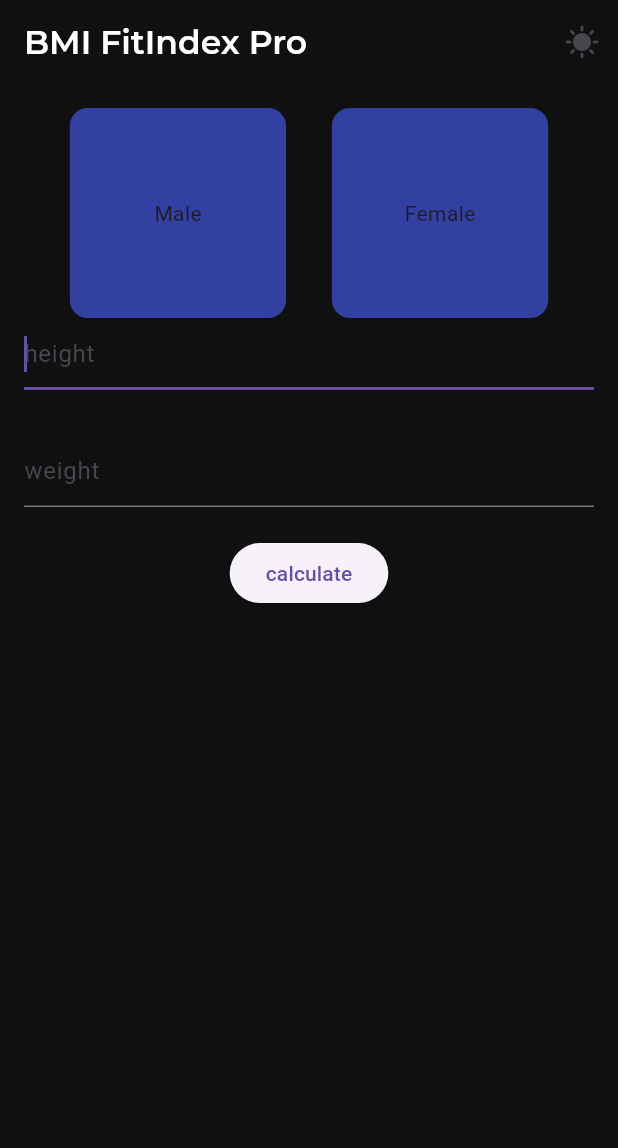
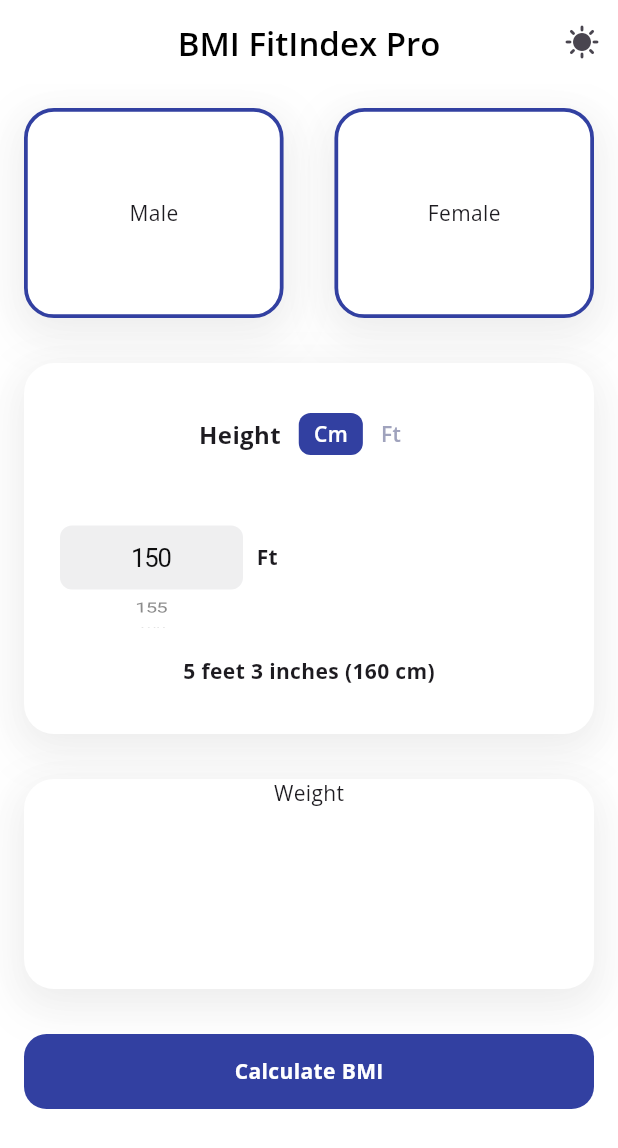
Before and after one commit to mayurkapilit23/bmi_provider, a Flutter app: the screen it shows after launch, on a phone screen of 412 x 824 dp. Shown: the top 1148 px of the screen. Run offline on Flutter 3.47's test engine with Material 3 defaults, Android fonts, the phone set to English and light mode, and no system bars; our stand-ins replace google_fonts.

Commit message:
update ui

```diff
--- /dev/null
+++ b/devtools_options.yaml
@@ -0,0 +1,3 @@
+description: This file stores settings for Dart & Flutter DevTools.
+documentation: https://docs.flutter.dev/tools/devtools/extensions#configure-extension-enablement-states
+extensions:
--- a/lib/main.dart
+++ b/lib/main.dart
@@ -1,6 +1,7 @@
 import 'package:bmi_provider/provider/bmi_provider.dart';
 import 'package:bmi_provider/screens/bmi_calculator_screen.dart';
 import 'package:flutter/material.dart';
+import 'package:google_fonts/google_fonts.dart';
 import 'package:provider/provider.dart';
 
 void main() {
@@ -19,6 +20,7 @@ class MyApp extends StatelessWidget {
         theme: ThemeData(
           primarySwatch: Colors.blue,
           visualDensity: VisualDensity.adaptivePlatformDensity,
+          textTheme: GoogleFonts.openSansTextTheme(),
         ),
         home: BMICalculatorScreen(),
       ),
--- a/lib/screens/bmi_calculator_screen.dart
+++ b/lib/screens/bmi_calculator_screen.dart
@@ -1,9 +1,11 @@
 import 'package:bmi_provider/provider/bmi_provider.dart';
 import 'package:bmi_provider/utils/app_colors.dart';
 import 'package:bmi_provider/utils/gender.dart';
+import 'package:bmi_provider/widgets/custom_button.dart';
 import 'package:bmi_provider/widgets/custom_gender_card.dart';
+import 'package:bmi_provider/widgets/custom_height_card.dart';
+import 'package:bmi_provider/widgets/custom_weight_card.dart';
 import 'package:flutter/material.dart';
-import 'package:google_fonts/google_fonts.dart';
 import 'package:provider/provider.dart';
 
 class BMICalculatorScreen extends StatelessWidget {
@@ -20,27 +22,28 @@ class BMICalculatorScreen extends StatelessWidget {
     // final bmiProvider = context.watch<BMIModel>();
 
     return Scaffold(
-      backgroundColor: AppColors.primaryColor,
+      backgroundColor: AppColors.primaryColor2,
       appBar: AppBar(
+        centerTitle: true,
         title: Text(
           "BMI FitIndex Pro",
-          style: GoogleFonts.montserrat(
-            color: Colors.white,
-            fontWeight: FontWeight.w600,
+          style: TextStyle(color: Colors.black, fontWeight: FontWeight.w600),
         ),
-        ),
-        backgroundColor: AppColors.primaryColor,
+        backgroundColor: AppColors.primaryColor2,
 
         elevation: 0.0,
         actions: [IconButton(onPressed: () {}, icon: Icon(Icons.sunny))],
       ),
-      body: Padding(
+      body: SafeArea(
+        child: SingleChildScrollView(
+          child: Padding(
             padding: const EdgeInsets.all(16.0),
             child: Column(
               // mainAxisAlignment: MainAxisAlignment.center,
               children: <Widget>[
+                //gender section
                 Row(
-              mainAxisAlignment: MainAxisAlignment.spaceEvenly,
+                  mainAxisAlignment: MainAxisAlignment.spaceBetween,
                   children: [
                     CustomGenderCard(
                       gender: Gender.male,
@@ -59,35 +62,35 @@ class BMICalculatorScreen extends StatelessWidget {
                     ),
                   ],
                 ),
+                SizedBox(height: 30),
 
-            TextField(
-              controller: _heightController,
-              autofocus: true,
-              decoration: InputDecoration(hintText: 'height'),
-            ),
+                //Height section
+                CustomHeightCard(),
+                const SizedBox(height: 30),
+                //Weight section
+                CustomWeightCard(),
+
+                // TextField(
+                //   controller: _heightController,
+                //   autofocus: true,
+                //   decoration: InputDecoration(hintText: 'height'),
+                // ),
+                // SizedBox(height: 30),
+                // TextField(
+                //   autofocus: true,
+                //   controller: _weightController,
+                //   decoration: InputDecoration(hintText: 'weight'),
+                // ),
                 SizedBox(height: 30),
-            TextField(
-              autofocus: true,
-              controller: _weightController,
-              decoration: InputDecoration(hintText: 'weight'),
-            ),
 
-            SizedBox(height: 20),
-            ElevatedButton(
-              onPressed: () {
-                // bmiProvider.setHeight(
-                //   double.parse(_heightController.text.trim()),
-                // );
-                //
-                // bmiProvider.setWeight(
-                //   double.parse(_weightController.text.trim()),
-                // );
+                CustomButton(
+                  text: 'Calculate BMI',
+                  onTap: () {
                     final height = double.parse(_heightController.text.trim());
                     final weight = double.parse(_weightController.text.trim());
 
                     bmiProvider.calculateBMI(height, weight);
                   },
-              child: Text('calculate'),
                 ),
 
                 // Text(
@@ -123,33 +126,36 @@ class BMICalculatorScreen extends StatelessWidget {
                 //     bmiProvider.weight = value;
                 //   },
                 // ),
-            const SizedBox(height: 40),
-            if (bmiProvider.bmi != null)
-              Column(
-                children: [
-                  Text(
-                    'Your BMI: ${bmiProvider.bmi!.toStringAsFixed(2)}',
-                    style: const TextStyle(
-                      fontSize: 24,
-                      fontWeight: FontWeight.bold,
+                // const SizedBox(height: 40),
+                // if (bmiProvider.bmi != null)
+                //   Column(
+                //     children: [
+                //       Text(
+                //         'Your BMI: ${bmiProvider.bmi!.toStringAsFixed(2)}',
+                //         style: const TextStyle(
+                //           fontSize: 24,
+                //           fontWeight: FontWeight.bold,
+                //         ),
+                //       ),
+                //       const SizedBox(height: 10),
+                //       Text(
+                //         'Category: ${bmiProvider.bmiCategory}',
+                //         style: const TextStyle(
+                //           fontSize: 20,
+                //           fontStyle: FontStyle.italic,
+                //         ),
+                //       ),
+                //     ],
+                //   )
+                // else
+                //   Text(
+                //     bmiProvider
+                //         .bmiCategory, // Shows "Invalid input" if BMI is null
+                //     style: const TextStyle(fontSize: 20, color: Colors.red),
+                //   ),
+              ],
             ),
           ),
-                  const SizedBox(height: 10),
-                  Text(
-                    'Category: ${bmiProvider.bmiCategory}',
-                    style: const TextStyle(
-                      fontSize: 20,
-                      fontStyle: FontStyle.italic,
-                    ),
-                  ),
-                ],
-              )
-            else
-              Text(
-                bmiProvider.bmiCategory, // Shows "Invalid input" if BMI is null
-                style: const TextStyle(fontSize: 20, color: Colors.red),
-              ),
-          ],
         ),
       ),
     );
--- a/lib/utils/app_colors.dart
+++ b/lib/utils/app_colors.dart
@@ -3,6 +3,7 @@ import 'dart:ui';
 class AppColors {
   //dark theme colors
   static const primaryColor = Color(0xff101010);
+  static const primaryColor2 = Color(0xffffffff);
   static const secondaryColor = Color(0xff1E1E1E);
   static const accentBlueDarkColor = Color(0xff3240A1);
   static const inactiveCardColor = Color(0xff1E1E1E);
--- /dev/null
+++ b/lib/widgets/custom_button.dart
@@ -0,0 +1,38 @@
+import 'package:bmi_provider/utils/app_colors.dart';
+import 'package:flutter/material.dart';
+
+class CustomButton extends StatelessWidget {
+  const CustomButton({super.key, required this.text, required this.onTap});
+
+  final String text;
+  final VoidCallback onTap;
+
+  @override
+  Widget build(BuildContext context) {
+    return Material(
+      borderRadius: BorderRadius.circular(15),
+      color: AppColors.accentBlueDarkColor,
+      child: InkWell(
+        borderRadius: BorderRadius.circular(15),
+        onTap: onTap,
+        child: Container(
+          height: 50,
+          width: double.infinity,
+          decoration: BoxDecoration(
+            // color: AppColors.accentBlueDarkColor,
+            borderRadius: BorderRadius.circular(15),
+          ),
+          child: Center(
+            child: Text(
+              text,
+              style: TextStyle(
+                color: Colors.white,
+                fontWeight: FontWeight.w700,
+              ),
+            ),
+          ),
+        ),
+      ),
+    );
+  }
+}
--- a/lib/widgets/custom_gender_card.dart
+++ b/lib/widgets/custom_gender_card.dart
@@ -18,15 +18,36 @@ class CustomGenderCard extends StatelessWidget {
   @override
   Widget build(BuildContext context) {
     final height = MediaQuery.of(context).size.height * 0.17;
-    final width = MediaQuery.of(context).size.width * 0.35;
+    final width = MediaQuery.of(context).size.width * 0.42;
     return GestureDetector(
       onTap: onTap,
       child: Container(
         height: height,
         width: width,
         decoration: BoxDecoration(
-          color: AppColors.accentBlueDarkColor,
-          borderRadius: BorderRadius.circular(12),
+          color: AppColors.primaryColor2,
+          borderRadius: BorderRadius.circular(20),
+          border: Border.all(color: AppColors.accentBlueDarkColor, width: 2.5),
+
+          boxShadow: [
+            BoxShadow(
+              color: Colors.black.withOpacity(0.024),
+              // Shadow color with some transparency
+              spreadRadius: 1,
+              // How far the shadow spreads
+              blurRadius: 20,
+              // How blurry the shadow is
+              offset: Offset(0, 5), // Changes position of shadow (x, y)
+            ),
+            // You can add multiple BoxShadows for more complex effects
+            // For example, a very subtle, wider shadow underneath
+            BoxShadow(
+              color: Colors.black.withOpacity(0.05),
+              spreadRadius: 5,
+              blurRadius: 25,
+              offset: Offset(0, 10),
+            ),
+          ],
         ),
         child: Center(child: Text(text)),
       ),
--- /dev/null
+++ b/lib/widgets/custom_height_card.dart
@@ -0,0 +1,112 @@
+import 'package:bmi_provider/widgets/height_switch.dart';
+import 'package:flutter/cupertino.dart';
+import 'package:flutter/material.dart';
+
+import '../utils/app_colors.dart';
+
+class CustomHeightCard extends StatefulWidget {
+  const CustomHeightCard({super.key});
+
+  @override
+  State<CustomHeightCard> createState() => _CustomHeightCardState();
+}
+
+class _CustomHeightCardState extends State<CustomHeightCard> {
+  int _selectedIndex = 0;
+  final List<int> _items = [
+    150,
+    155,
+    160,
+    163, // Approx. average female height in some regions
+    165,
+    170,
+    175,
+    177, // Approx. average male height in some regions
+    180,
+    183,
+    185,
+    190,
+  ];
+
+  @override
+  Widget build(BuildContext context) {
+    final height = MediaQuery.of(context).size.height * 0.3;
+
+    return Container(
+      padding: EdgeInsets.all(15),
+      height: height,
+      width: double.infinity,
+      decoration: BoxDecoration(
+        color: AppColors.primaryColor2,
+
+        borderRadius: BorderRadius.circular(20),
+        boxShadow: [
+          BoxShadow(
+            color: Colors.black.withOpacity(0.024),
+            // Shadow color with some transparency
+            spreadRadius: 1,
+            // How far the shadow spreads
+            blurRadius: 20,
+            // How blurry the shadow is
+            offset: Offset(0, 5), // Changes position of shadow (x, y)
+          ),
+          // You can add multiple BoxShadows for more complex effects
+          // For example, a very subtle, wider shadow underneath
+          BoxShadow(
+            color: Colors.black.withOpacity(0.05),
+            spreadRadius: 5,
+            blurRadius: 25,
+            offset: Offset(0, 10),
+          ),
+        ],
+      ),
+      child: Column(
+        mainAxisAlignment: MainAxisAlignment.spaceEvenly,
+        children: [
+          Row(
+            mainAxisAlignment: MainAxisAlignment.center,
+            children: [
+              Text(
+                'Height',
+                style: TextStyle(fontWeight: FontWeight.w700, fontSize: 16),
+              ),
+              SizedBox(width: 10),
+              HeightSwitch(),
+            ],
+          ),
+          Row(
+            children: [
+              SizedBox(
+                height: 100,
+                width: 140,
+                child: CupertinoPicker(
+                  itemExtent: 35.0,
+                  onSelectedItemChanged: (int newIndex) {
+                    setState(() {
+                      _selectedIndex = newIndex;
+                    });
+                  },
+                  magnification: 1.22,
+                  squeeze: 1.2,
+                  useMagnifier: true,
+                  looping: false,
+                  children: _items.map((int item) {
+                    return Center(
+                      child: Text('${item}', style: TextStyle(fontSize: 14)),
+                    );
+                  }).toList(),
+                ),
+              ),
+              Text('Ft', style: TextStyle(fontWeight: FontWeight.w700)),
+            ],
+          ),
+
+          Text(
+            '5 feet 3 inches (160 cm)',
+            style: TextStyle(fontWeight: FontWeight.w700),
+          ),
+        ],
+      ),
+    );
+  }
+}
--- /dev/null
+++ b/lib/widgets/custom_weight_card.dart
@@ -0,0 +1,42 @@
+import 'package:flutter/material.dart';
+
+import '../utils/app_colors.dart';
+
+class CustomWeightCard extends StatelessWidget {
+  const CustomWeightCard({super.key});
+
+  @override
+  Widget build(BuildContext context) {
+    final height = MediaQuery.of(context).size.height * 0.17;
+    final width = MediaQuery.of(context).size.width * 0.42;
+    return Container(
+      height: height,
+      width: double.infinity,
+      decoration: BoxDecoration(
+        color: AppColors.primaryColor2,
+
+        borderRadius: BorderRadius.circular(20),
+        boxShadow: [
+          BoxShadow(
+            color: Colors.black.withOpacity(0.024),
+            // Shadow color with some transparency
+            spreadRadius: 1,
+            // How far the shadow spreads
+            blurRadius: 20,
+            // How blurry the shadow is
+            offset: Offset(0, 5), // Changes position of shadow (x, y)
+          ),
+          // You can add multiple BoxShadows for more complex effects
+          // For example, a very subtle, wider shadow underneath
+          BoxShadow(
+            color: Colors.black.withOpacity(0.05),
+            spreadRadius: 5,
+            blurRadius: 25,
+            offset: Offset(0, 10),
+          ),
+        ],
+      ),
+      child: Column(children: [Center(child: Text('Weight'))]),
+    );
+  }
+}
--- /dev/null
+++ b/lib/widgets/height_switch.dart
@@ -0,0 +1,118 @@
+import 'package:flutter/material.dart';
+
+class HeightSwitch extends StatefulWidget {
+  const HeightSwitch({super.key});
+
+  // final ValueChanged<int> onHeightReceived;
+
+  @override
+  State<HeightSwitch> createState() => _HeightSwitchState();
+}
+
+class _HeightSwitchState extends State<HeightSwitch> {
+  bool _isCm = true;
+
+  // Constants
+  static const _activeCardColor = Color(0xff3240A1);
+  static const _inactiveTextColor = Color(0xFFA0A3BD);
+  static const _animationDuration = Duration(milliseconds: 300);
+  static const _borderRadius = 8.0;
+  static const _switchPadding = EdgeInsets.symmetric(
+    horizontal: 10,
+    vertical: 4,
+  );
+  static final _switchDecoration = BoxDecoration(
+    borderRadius: const BorderRadius.all(Radius.circular(10)),
+    // border: Border.all(color: Colors.black),
+    // color: Colors.blueAccent,
+  );
+
+  void _toggleUnit(bool isCm) {
+    setState(() => _isCm = isCm);
+  }
+
+  @override
+  Widget build(BuildContext context) {
+    return Container(
+      decoration: _switchDecoration,
+      padding: const EdgeInsets.all(2),
+
+      child: Row(
+        mainAxisSize: MainAxisSize.min,
+        children: [
+          _buildUnitSwitch(
+            label: 'Cm',
+            isActive: _isCm,
+            onTap: () => _toggleUnit(true),
+          ),
+          SizedBox(width: 2),
+          _buildUnitSwitch(
+            label: 'Ft',
+            isActive: !_isCm,
+            onTap: () => _toggleUnit(false),
+          ),
+        ],
+      ),
+    );
+    // return Column(
+    //   children: [
+    //     // Unit Toggle Switch
+    //     Container(
+    //       decoration: _switchDecoration,
+    //       padding: const EdgeInsets.all(2),
+    //
+    //       child: Row(
+    //         mainAxisSize: MainAxisSize.min,
+    //         children: [
+    //           _buildUnitSwitch(
+    //             label: 'Cm',
+    //             isActive: _isCm,
+    //             onTap: () => _toggleUnit(true),
+    //           ),
+    //           _buildUnitSwitch(
+    //             label: 'Ft',
+    //             isActive: !_isCm,
+    //             onTap: () => _toggleUnit(false),
+    //           ),
+    //         ],
+    //       ),
+    //     ),
+    //
+    //     // const SizedBox(height: 16),
+    //
+    //     // Height Input Widget
+    //     // _isCm
+    //     //     ? HeightSliderWidget(
+    //     //   onSliderHeightSelected: widget.onHeightReceived,
+    //     // )
+    //     //     : HeightPickerWidget(onHeightSelected: widget.onHeightReceived),
+    //   ],
+    // );
+  }
+
+  Widget _buildUnitSwitch({
+    required String label,
+    required bool isActive,
+    required VoidCallback onTap,
+  }) {
+    return GestureDetector(
+      onTap: onTap,
+      child: AnimatedContainer(
+        duration: _animationDuration,
+        curve: Curves.easeInOut,
+        padding: _switchPadding,
+        decoration: BoxDecoration(
+          color: isActive ? _activeCardColor : Colors.transparent,
+          borderRadius: BorderRadius.circular(_borderRadius),
+        ),
+        child: Text(
+          label,
+          style: TextStyle(
+            color: isActive ? Colors.white : _inactiveTextColor,
+            fontWeight: FontWeight.w600,
+          ),
+        ),
+      ),
+    );
+  }
+}
```
Lines whose indentation alone changed are shown as unchanged.
